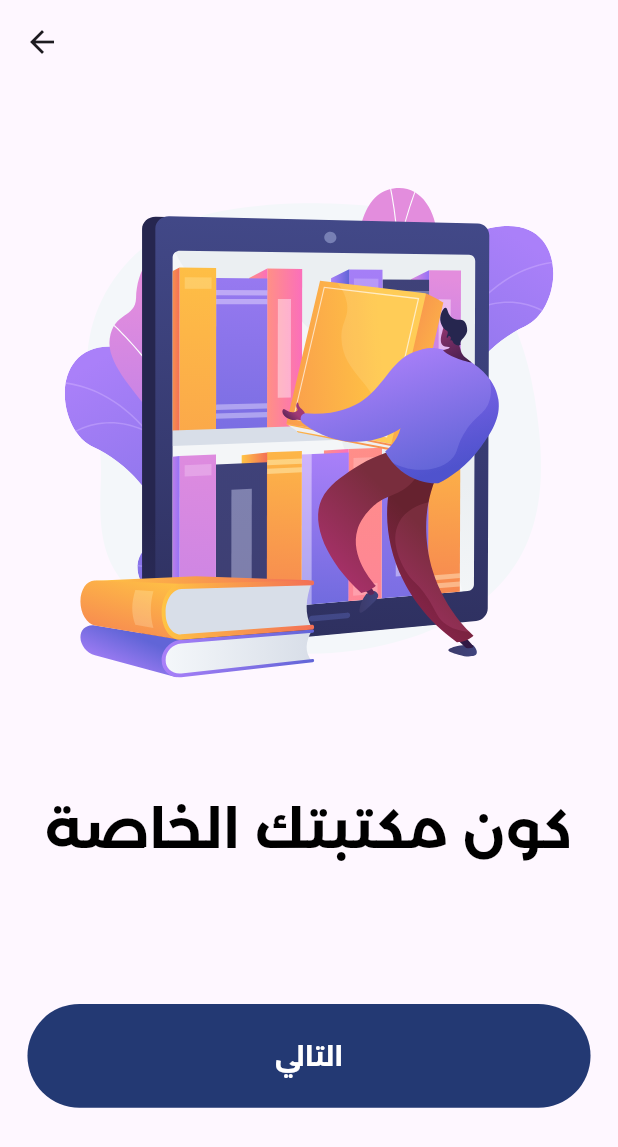
After one commit to HadyKhater/iqraa_app, a Flutter app: the CustomOnboarding screen opened directly, on a phone screen of 412 x 824 dp. The commit adds this screen. Shown: the top 1147 px of the screen. Run offline on Flutter 3.47's test engine with Material 3 defaults, Android fonts, the phone set to English and light mode, and no system bars; our stand-ins replace flutter_screenutil, flutter_svg.

Commit message:
create custom button

```diff
--- /dev/null
+++ b/lib/Widget/custom_button.dart
@@ -0,0 +1,32 @@
+import 'package:flutter/material.dart';
+import 'package:flutter_screenutil/flutter_screenutil.dart';
+import 'package:iqraa_app/const/const.dart';
+
+import 'custom_Text.dart';
+
+class CustomButton extends StatelessWidget {
+  const CustomButton({super.key, required this.title});
+final String title;
+  @override
+  Widget build(BuildContext context) {
+    return Padding(
+      padding: EdgeInsets.symmetric(horizontal: 16.0.w),
+      child: Container(
+        width: double.infinity,
+        height: 58.0.h,
+        decoration: BoxDecoration(
+          borderRadius: BorderRadius.circular(100.0.r),
+          color: kPrimaryColor,
+        ),
+        child: Align(
+          alignment: Alignment.center,
+          child: CustomText(
+              title: title,
+              fontSize: 16.0.sp,
+              fontWeight: FontWeight.w700,
+              colorText: Colors.white),
+        ),
+      ),
+    );
+  }
+}
--- a/lib/Widget/custom_choose_country.dart
+++ b/lib/Widget/custom_choose_country.dart
@@ -2,8 +2,6 @@ import 'package:flutter/material.dart';
 import 'package:flutter_screenutil/flutter_screenutil.dart';
 import 'package:flutter_svg/svg.dart';
 import 'package:iqraa_app/const/const.dart';
-import 'package:iqraa_app/views/splash/splash_view.dart';
-
 import 'custom_Text.dart';
 
 class CustomChooseCountry extends StatelessWidget {
--- /dev/null
+++ b/lib/Widget/custom_onboarding.dart
@@ -0,0 +1,41 @@
+import 'package:flutter/material.dart';
+import 'package:flutter_screenutil/flutter_screenutil.dart';
+import 'package:flutter_svg/svg.dart';
+import 'package:iqraa_app/Widget/custom_Text.dart';
+import 'package:iqraa_app/Widget/custom_button.dart';
+import 'package:iqraa_app/const/const.dart';
+
+class CustomOnboarding extends StatelessWidget {
+  const CustomOnboarding({super.key});
+
+  @override
+  Widget build(BuildContext context) {
+    return Scaffold(
+      appBar: AppBar(),
+      body: Column(
+        children: [
+          Padding(
+            padding: EdgeInsets.symmetric(horizontal: 30.0.w),
+            child: SvgPicture.asset(
+              'asstes/images/Frame.svg',
+              width: 368.0.w,
+              height: 394.0.h,
+            ),
+          ),
+          Padding(
+            padding: const EdgeInsets.symmetric(horizontal: 24.0),
+            child: CustomText(
+                title: 'كون مكتبتك الخاصة',
+                fontSize: 32.0.sp,
+                fontWeight: FontWeight.w700,
+                colorText: Colors.black),
+          ),
+          SizedBox(
+            height: 76.0.h,
+          ),
+          const CustomButton(title: 'التالي')
+        ],
+      ),
+    );
+  }
+}
```
Also changed, not shown: lib/views/chooseCountry/choose_country.dart (+5 -4 lines), lib/views/onboarding/onboarding_view.dart (added, +156 -0 lines), lib/views/splash/splash_view.dart (deleted, +0 -10 lines), asstes/images/Frame.svg (added), asstes/images/Group.svg (added).
